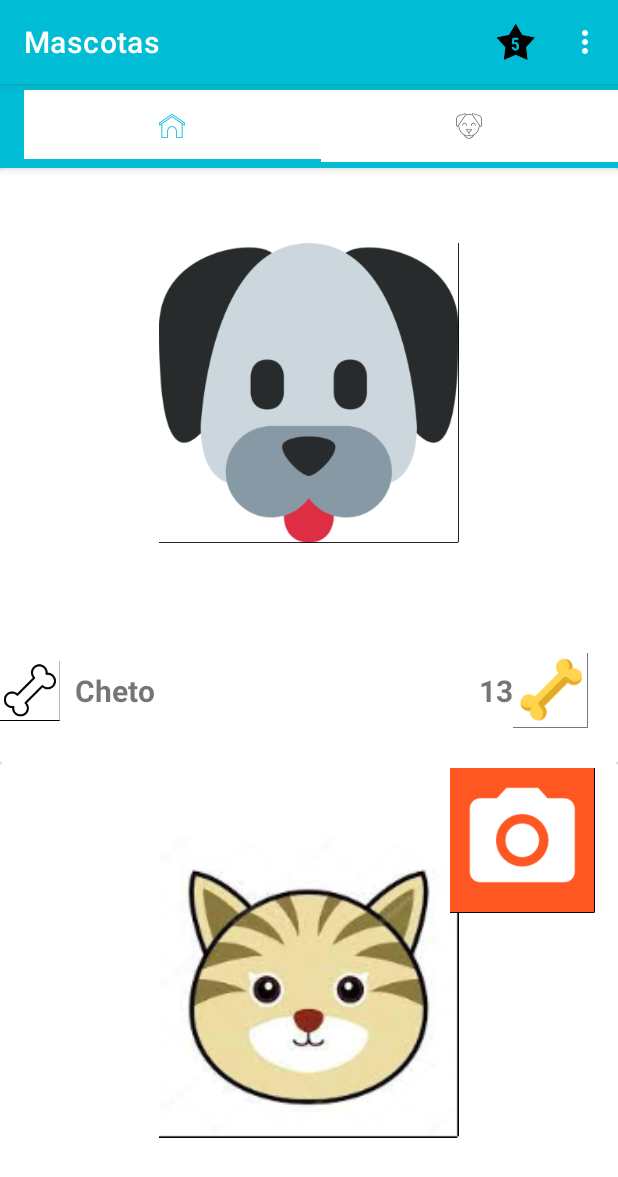
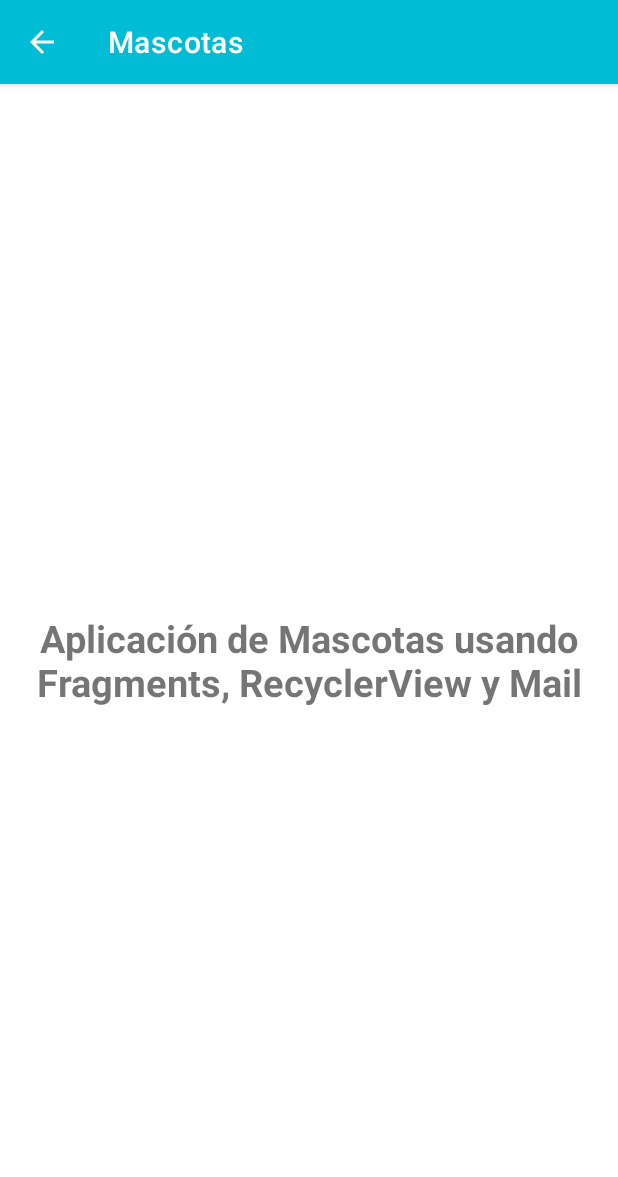
Before and after one commit to fredy-vazquez/mascotas, an Android app: the screen it shows after launch (MainActivity before the commit, AcercaDe after it), in the options menu, after a tap on "Acerca de", on a phone screen of 412 x 824 dp. Shown: the top 1177 px of the screen. Run offline under Robolectric (Android 15) with nearby library versions, the phone set to English and light mode, and no system bars.

Commit message:
update project

```diff
--- a/app/src/main/AndroidManifest.xml
+++ b/app/src/main/AndroidManifest.xml
@@ -13,6 +13,14 @@
         android:supportsRtl="true"
         android:theme="@style/Theme.Mascotas"
         tools:targetApi="31">
+        <activity
+            android:name=".view.AcercaDe"
+            android:parentActivityName=".MainActivity"
+            android:exported="false">
+            <meta-data
+                android:name="android.app.lib_name"
+                android:value="" />
+        </activity>
         <activity
             android:name=".view.Contacto"
             android:exported="false"
--- a/app/src/main/java/com/frvazquez/mascotas/MainActivity.java
+++ b/app/src/main/java/com/frvazquez/mascotas/MainActivity.java
@@ -19,6 +19,7 @@ import androidx.appcompat.widget.Toolbar;
 import com.frvazquez.mascotas.adapter.PageAdapter;
 import com.frvazquez.mascotas.fragments.MascotasFragment;
 import com.frvazquez.mascotas.fragments.PerfilMascotaFragment;
+import com.frvazquez.mascotas.view.AcercaDe;
 import com.frvazquez.mascotas.view.Contacto;
 import com.frvazquez.mascotas.view.TopMascotas;
 import com.google.android.material.tabs.TabLayout;
@@ -53,7 +54,6 @@ public class MainActivity extends AppCompatActivity {
     private void setUpViewPage() {
         viewPager.setAdapter(new PageAdapter(getSupportFragmentManager(), agregarFragment()));
         tableLayout.setupWithViewPager(viewPager);
-
         tableLayout.getTabAt(0).setIcon(R.drawable.ic_house);
         tableLayout.getTabAt(1).setIcon(R.drawable.ic_perfil);
     }
@@ -85,8 +85,11 @@ public class MainActivity extends AppCompatActivity {
                 startActivity(intent);
                 break;
             case R.id.menuAcercaDe:
+                intent = new Intent(MainActivity.this, AcercaDe.class);
+                startActivity(intent);
                 break;
         }
+
         return super.onOptionsItemSelected(item);
     }
 
--- /dev/null
+++ b/app/src/main/java/com/frvazquez/mascotas/view/AcercaDe.java
@@ -0,0 +1,16 @@
+package com.frvazquez.mascotas.view;
+
+import androidx.appcompat.app.AppCompatActivity;
+
+import android.os.Bundle;
+
+import com.frvazquez.mascotas.R;
+
+public class AcercaDe extends AppCompatActivity {
+
+    @Override
+    protected void onCreate(Bundle savedInstanceState) {
+        super.onCreate(savedInstanceState);
+        setContentView(R.layout.activity_acerca_de);
+    }
+}
--- /dev/null
+++ b/app/src/main/res/layout/activity_acerca_de.xml
@@ -0,0 +1,17 @@
+<?xml version="1.0" encoding="utf-8"?>
+<androidx.constraintlayout.widget.ConstraintLayout xmlns:android="http://schemas.android.com/apk/res/android"
+    xmlns:app="http://schemas.android.com/apk/res-auto"
+    xmlns:tools="http://schemas.android.com/tools"
+    android:layout_width="match_parent"
+    android:layout_height="match_parent"
+    tools:context=".view.AcercaDe">
+
+    <TextView
+        android:id="@+id/tvAcercaDe"
+        android:layout_width="match_parent"
+        android:layout_height="match_parent"
+        android:text="@string/acerda_de"
+        android:textSize="@dimen/titulo"
+        android:gravity="center"
+        android:textStyle="bold"/>
+</androidx.constraintlayout.widget.ConstraintLayout>
--- a/app/src/main/res/values/strings.xml
+++ b/app/src/main/res/values/strings.xml
@@ -9,7 +9,7 @@
     <string name="menu_top_mascotas">Top 5</string>
     <string name="menu_contacto">Contacto</string>
     <string name="menu_acerca_de">Acerca de</string>
-
+    <string name="acerda_de">Aplicación de Mascotas usando Fragments, RecyclerView y Mail</string>
     <string name="form_nombre">Ingrese su Nombre </string>
     <string name="form_correo">Ingrese su Email</string>
     <string name="form_comentario">Ingrese un Comentario</string>
```
Also changed, not shown: 1 other file.
